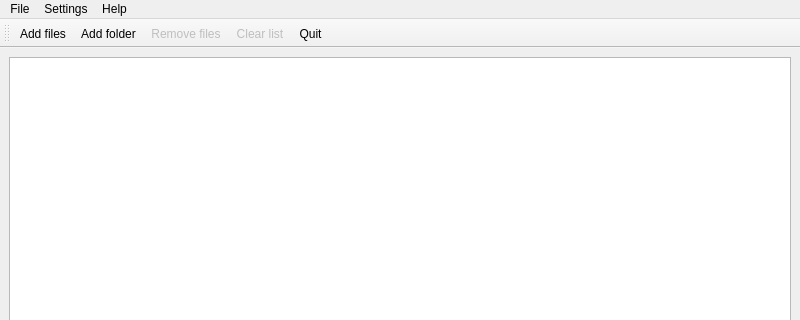
Before: the Qt Designer form mainwindow.ui in bulkware/bwenc, drawn with Qt 5; both pictures show x 0 to 800 and y 0 to 320 of the 800 by 600 pixel window.
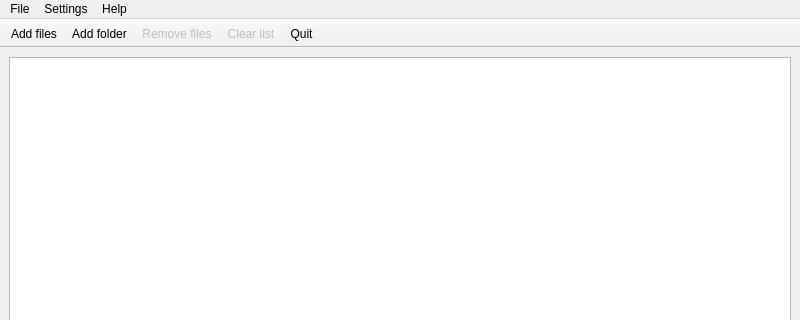
After: the same form once the commit is applied.

Commit message: Version 1.3.0, toolbar changed to a non-movable object.

Patch:
```diff
--- a/mainwindow.ui
+++ b/mainwindow.ui
@@ -149,6 +149,9 @@
    <property name="windowTitle">
     <string>toolBar</string>
    </property>
+   <property name="movable">
+    <bool>false</bool>
+   </property>
    <property name="toolButtonStyle">
     <enum>Qt::ToolButtonTextUnderIcon</enum>
    </property>
```
The commit also changes 4 other files.
